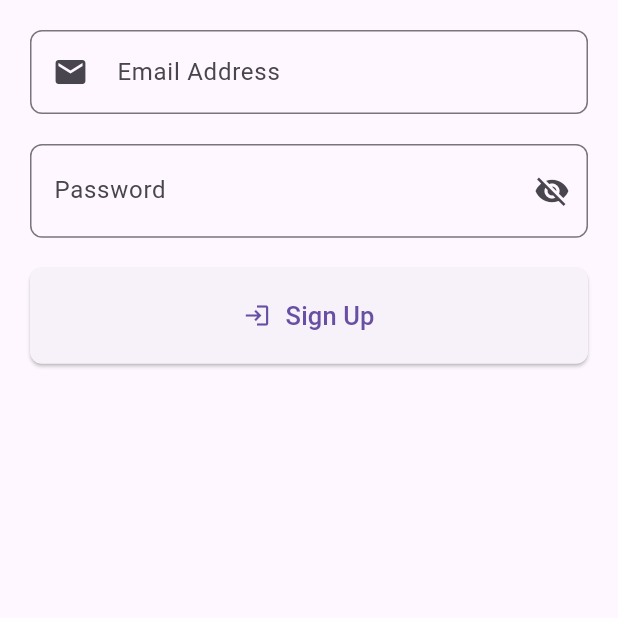
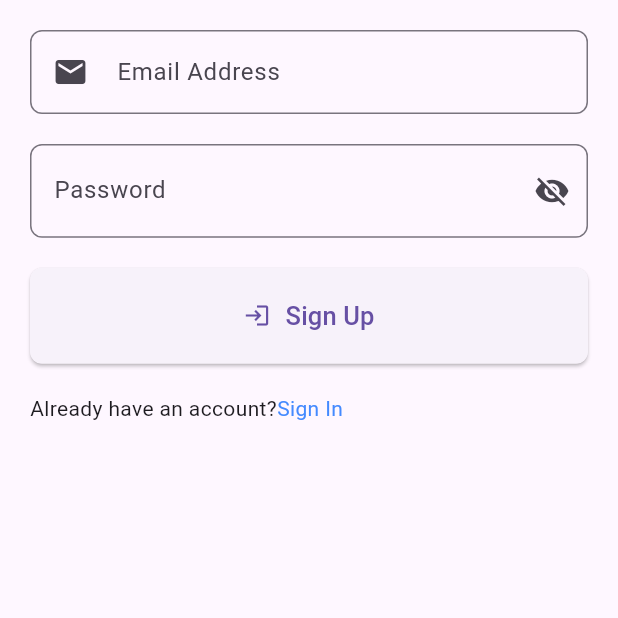
Before and after one commit to bruce-vinceal/travel-app, a Flutter app: the RegisterScreen screen opened by its route, on a phone screen of 412 x 824 dp, the top half of it. Run offline on Flutter 3.47's test engine with Material 3 defaults, Android fonts, the phone set to English and light mode, and no system bars; our stand-ins replace firebase_auth, firebase_core, flutter_secure_storage, grouped_list; accounts and stored records are empty.

Commit message:
Updated login and registration page

```diff
--- a/lib/PasswordField.dart
+++ b/lib/PasswordField.dart
@@ -6,13 +6,15 @@ class PasswordField extends StatelessWidget {
   final bool obscureText;
   final VoidCallback onTap;
   final TextEditingController controller;
+  final String? Function(String?)? validator;
 
   const PasswordField(
       {super.key, required this.labelText,
         required this.hintText,
         required this.obscureText,
         required this.onTap,
-        required this.controller});
+        required this.controller,
+        this.validator});
 
   @override
   Widget build(BuildContext context) {
@@ -34,6 +36,7 @@ class PasswordField extends StatelessWidget {
             borderRadius: BorderRadius.all(Radius.circular(8.0)),
           )
       ),
+      validator: validator,
     );
   }
 }
--- a/lib/screens/AddItinerary.dart
+++ b/lib/screens/AddItinerary.dart
@@ -1,6 +1,5 @@
 import 'package:flutter/material.dart';
 import 'package:travel_app/CustomTextFormField.dart';
-import 'package:travel_app/PostTextField.dart';
 import 'package:travel_app/PrimaryButton.dart';
 
 class AddItinerary extends StatefulWidget {
--- a/lib/screens/Registration.dart
+++ b/lib/screens/Registration.dart
@@ -4,10 +4,11 @@ import 'package:travel_app/PasswordField.dart';
 import 'package:travel_app/PrimaryButton.dart';
 import 'package:firebase_auth/firebase_auth.dart';
 import 'package:travel_app/screens/Home.dart';
+import 'package:travel_app/screens/Login.dart';
 
 class RegisterScreen extends StatefulWidget {
   static const String routeName = "register";
-  const RegisterScreen({Key? key}) : super(key: key);
+  const RegisterScreen({super.key});
 
   @override
   State<RegisterScreen> createState() => _RegisterScreenState();
@@ -17,6 +18,7 @@ class _RegisterScreenState extends State<RegisterScreen> {
   TextEditingController emailController = TextEditingController();
   TextEditingController passwordController = TextEditingController();
   bool obscureText = true;
+  final GlobalKey<FormState> _formKey = GlobalKey<FormState>();
 
   @override
   Widget build(BuildContext context) {
@@ -26,6 +28,8 @@ class _RegisterScreenState extends State<RegisterScreen> {
           alignment: Alignment.topCenter,
           padding: const EdgeInsets.symmetric(horizontal: 20.0),
           child: SingleChildScrollView(
+            child: Form(
+              key: _formKey,
               child: Column(
                 mainAxisAlignment: MainAxisAlignment.center,
                 crossAxisAlignment: CrossAxisAlignment.center,
@@ -37,6 +41,9 @@ class _RegisterScreenState extends State<RegisterScreen> {
                     iconData: Icons.email,
                     textInputType: TextInputType.emailAddress,
                     controller: emailController,
+                    // Validation added for email
+                    validator: (value) =>
+                    value?.isEmpty ?? true ? 'Please enter your email' : null,
                   ),
                   const SizedBox(height: 20.0),
                   PasswordField(
@@ -45,6 +52,9 @@ class _RegisterScreenState extends State<RegisterScreen> {
                     obscureText: obscureText,
                     onTap: setPasswordVisibility,
                     controller: passwordController,
+                    // Validation added for password
+                    validator: (value) =>
+                    value?.isEmpty ?? true ? 'Please enter your password' : null,
                   ),
                   const SizedBox(height: 20.0),
                   PrimaryButton(
@@ -53,7 +63,23 @@ class _RegisterScreenState extends State<RegisterScreen> {
                     onPressed: () => signUp(),
                   ),
                   const SizedBox(height: 20.0),
+                  Row(
+                    children: [
+                      const Text("Already have an account?"),
+                      GestureDetector(
+                        onTap: () {
+                          Navigator.pushReplacementNamed(
+                              context, LoginScreen.routeName);
+                        },
+                        child: const Text(
+                          "Sign In",
+                          style: TextStyle(color: Colors.blueAccent),
+                        ),
+                      )
                     ],
+                  )
+                ],
+              ),
             ),
           ),
         ),
@@ -68,6 +94,7 @@ class _RegisterScreenState extends State<RegisterScreen> {
   }
 
   Future<void> signUp() async {
+    if (_formKey.currentState?.validate() ?? false) {
       try {
         await FirebaseAuth.instance.createUserWithEmailAndPassword(
           email: emailController.value.text,
@@ -86,3 +113,4 @@ class _RegisterScreenState extends State<RegisterScreen> {
       }
     }
   }
+}
--- a/pubspec.yaml
+++ b/pubspec.yaml
@@ -40,6 +40,7 @@ dependencies:
   http: ^1.2.0
   grouped_list: ^5.1.2
   flutter_secure_storage: ^9.0.0
+  google_sign_in: ^6.2.1
 
 dev_dependencies:
   flutter_test:
```
Also changed, not shown: lib/PostTextField.dart (deleted, +0 -24 lines), lib/screens/Login.dart (+16 -6 lines), pubspec.lock, 1 other file. Lines whose indentation alone changed are shown as unchanged.
